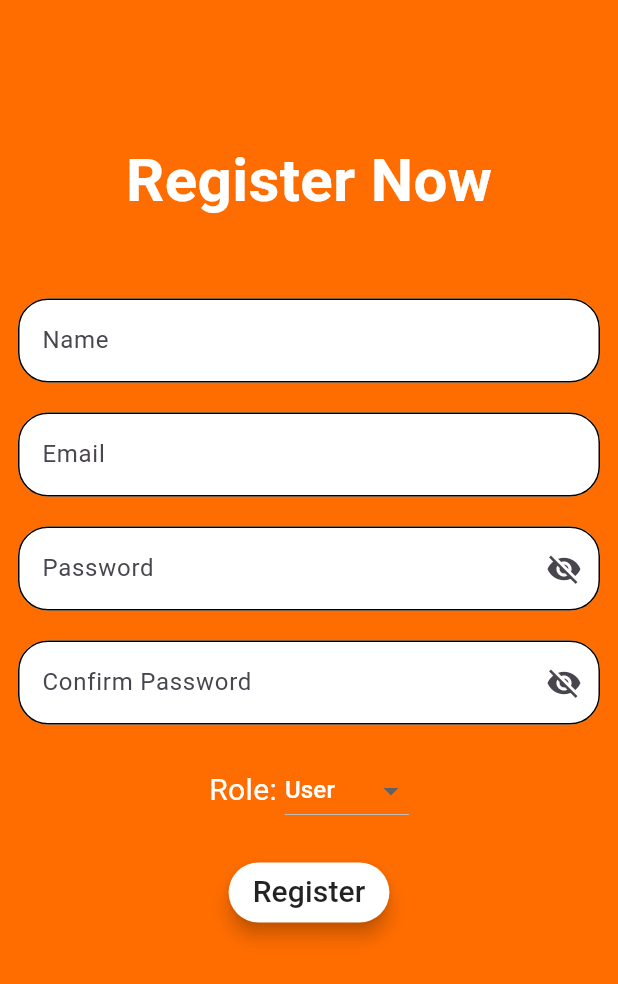
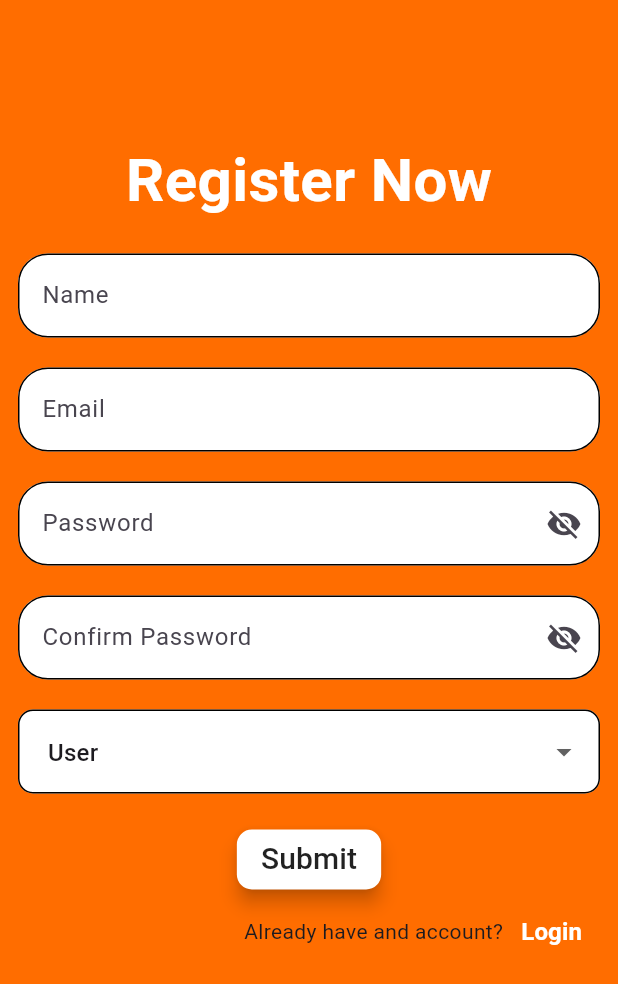
Before and after one commit to MasumBillah00/Task_management_system, a Flutter app: the Register screen opened directly, on a phone screen of 412 x 824 dp. Shown: the top 984 px of the screen. Run offline on Flutter 3.47's test engine with Material 3 defaults, Android fonts, the phone set to English and light mode, and no system bars; our stand-ins replace bloc, cloud_firestore, connectivity_plus, equatable, firebase_auth, firebase_core and 3 more; accounts and stored records are empty.

```diff
--- a/lib/screens/login_registration/register.dart
+++ b/lib/screens/login_registration/register.dart
@@ -313,6 +313,8 @@ class Register extends StatefulWidget {
 }
 
 class RegisterState extends State<Register> {
+  FocusNode _focusNode = FocusNode();
+  EdgeInsetsGeometry _padding = const EdgeInsets.all(16);
   bool showProgress = false;
 
   final _formKey = GlobalKey<FormState>();
@@ -328,9 +330,66 @@ class RegisterState extends State<Register> {
   var _currentItemSelected = "User";
   var role = "User";
 
+  void initState() {
+    super.initState();
+    _focusNode.addListener(() {
+      setState(() {
+        if (_focusNode.hasFocus) {
+          _padding = const EdgeInsets.all(2); // Increase padding on focus
+        } else {
+          _padding = const EdgeInsets.all(12); // Default padding
+        }
+      });
+    });
+  }
+
+  @override
+  void dispose() {
+    _focusNode.dispose();
+    super.dispose();
+  }
+
+  void signUp(String email, String password, String role) async {
+    try {
+      await _auth.createUserWithEmailAndPassword(
+        email: email,
+        password: password,
+      );
+      await postDetailsToFirestore(email, role);
+    } on FirebaseAuthException catch (e) {
+      setState(() {
+        showProgress = false;
+      });
+      String errorMessage = e.code == 'email-already-in-use' ? "Email already in use" : "An error occurred";
+      ScaffoldMessenger.of(context).showSnackBar(SnackBar(content: Text(errorMessage)));
+    }
+  }
+
+  Future<void> postDetailsToFirestore(String email, String role) async {
+    User? user = _auth.currentUser;
+    if (user == null) {
+      ScaffoldMessenger.of(context).showSnackBar(const SnackBar(content: Text("User is not logged in.")));
+      return;
+    }
+    await FirebaseFirestore.instance.collection('users').doc(user.uid).set({
+      'name': nameController.text,
+      'email': email,
+      'role': role,
+      'uid': user.uid,
+    });
+    setState(() {
+      showProgress = false;
+    });
+    Navigator.pushReplacement(
+      context,
+      MaterialPageRoute(builder: (context) => LoginPage()), // Ensure LoginPage is defined
+    );
+  }
+
   @override
   Widget build(BuildContext context) {
-    return Scaffold(
+    return SafeArea(
+      child: Scaffold(
         backgroundColor: Colors.orange[900],
         body: SingleChildScrollView(
           child: Column(
@@ -355,7 +414,7 @@ class RegisterState extends State<Register> {
                               fontSize: 40,
                             ),
                           ),
-                        const SizedBox(height: 50),
+                          const SizedBox(height: 20),
                           buildTextField("Name", nameController, false, null),
                           const SizedBox(height: 20),
                           buildTextField(
@@ -403,8 +462,7 @@ class RegisterState extends State<Register> {
                           roleSelection(),
                           const SizedBox(height: 20),
                           MaterialButton(
-                          shape: RoundedRectangleBorder(
-                              borderRadius: BorderRadius.circular(20.0)),
+                            shape: RoundedRectangleBorder(borderRadius: BorderRadius.circular(10.0)),
                             elevation: 5.0,
                             height: 40,
                             onPressed: () {
@@ -425,11 +483,34 @@ class RegisterState extends State<Register> {
                                     color: Colors.orange,
                                   )
                                 : const Text(
-                            "Register",
+                                    "Submit",
                                     style: TextStyle(fontSize: 20),
                                   ),
                           ),
-                        const SizedBox(height: 20),
+
+                          // const SizedBox(height: 20),
+
+                          Row(
+                            mainAxisAlignment: MainAxisAlignment.end,
+                            children: [
+                              const Text('Already have and account?'),
+                              TextButton(
+                                  onPressed: () {
+                                    Navigator.pushReplacement(
+                                      context,
+                                      MaterialPageRoute(builder: (context) => LoginPage()),
+                                    );
+                                  },
+                                  child: const Text(
+                                    'Login',
+                                    style: TextStyle(
+                                      color: Colors.white,
+                                      fontSize: 16,
+                                      fontWeight: FontWeight.w700,
+                                    ),
+                                  )),
+                            ],
+                          )
                         ],
                       ),
                     ),
@@ -439,11 +520,11 @@ class RegisterState extends State<Register> {
             ],
           ),
         ),
+      ),
     );
   }
 
-  Widget buildTextField(String label, TextEditingController controller, bool isPassword,
-      String? Function(String?)? validator) {
+  Widget buildTextField(String label, TextEditingController controller, bool isPassword, String? Function(String?)? validator) {
     return TextFormField(
       controller: controller,
       obscureText: isPassword ? _isObscure : false,
@@ -462,86 +543,41 @@ class RegisterState extends State<Register> {
         fillColor: Colors.white,
         hintText: label,
         enabled: true,
-        focusedBorder:
-        OutlineInputBorder(borderRadius: BorderRadius.circular(20)),
-        enabledBorder:
-        OutlineInputBorder(borderRadius: BorderRadius.circular(20)),
+        focusedBorder: OutlineInputBorder(borderRadius: BorderRadius.circular(20)),
+        enabledBorder: OutlineInputBorder(borderRadius: BorderRadius.circular(20)),
       ),
-      validator: validator ??
-              (value) => value == null || value.isEmpty
-              ? "$label cannot be empty"
-              : null,
+      validator: validator ?? (value) => value == null || value.isEmpty ? "$label cannot be empty" : null,
     );
   }
 
   Widget roleSelection() {
-    return Row(
-      mainAxisAlignment: MainAxisAlignment.center,
-      children: [
-        const Text(
-          "Role: ",
-          style: TextStyle(color: Colors.white, fontSize: 20),
+    return DropdownButtonFormField<String>(
+      decoration: InputDecoration(
+        filled: true,
+        fillColor: Colors.white,
+        hintText: "Select Role",
+        contentPadding: _padding,
+        enabledBorder: OutlineInputBorder(
+          borderRadius: BorderRadius.circular(10),
         ),
-        DropdownButton<String>(
-          dropdownColor: Colors.orange,
+        focusedBorder: OutlineInputBorder(
+          borderRadius: BorderRadius.circular(10),
+        ),
+      ),
       value: _currentItemSelected,
-          items: options.map((String role) {
-            return DropdownMenuItem(
-              value: role,
-              child: Text(
-                role,
-                style: const TextStyle(color: Colors.white),
-              ),
-            );
-          }).toList(),
       onChanged: (value) {
         setState(() {
           _currentItemSelected = value!;
           role = value;
         });
       },
-        ),
-      ],
+      items: options.map((String role) {
+        return DropdownMenuItem(
+          value: role,
+          child: Text(role),
         );
-  }
-
-  void signUp(String email, String password, String role) async {
-    try {
-      await _auth.createUserWithEmailAndPassword(
-        email: email,
-        password: password,
-      );
-      await postDetailsToFirestore(email, role);
-    } on FirebaseAuthException catch (e) {
-      setState(() {
-        showProgress = false;
-      });
-      String errorMessage =
-      e.code == 'email-already-in-use' ? "Email already in use" : "An error occurred";
-      ScaffoldMessenger.of(context)
-          .showSnackBar(SnackBar(content: Text(errorMessage)));
-    }
-  }
-
-  Future<void> postDetailsToFirestore(String email, String role) async {
-    User? user = _auth.currentUser;
-    if (user == null) {
-      ScaffoldMessenger.of(context)
-          .showSnackBar(SnackBar(content: const Text("User is not logged in.")));
-      return;
-    }
-    await FirebaseFirestore.instance.collection('users').doc(user.uid).set({
-      'name': nameController.text,
-      'email': email,
-      'role': role,
-      'uid': user.uid,
-    });
-    setState(() {
-      showProgress = false;
-    });
-    Navigator.pushReplacement(
-      context,
-      MaterialPageRoute(builder: (context) => LoginPage()), // Ensure LoginPage is defined
+      }).toList(),
+      validator: (value) => value == null || value.isEmpty ? "Please select a role" : null,
     );
   }
 }
--- a/pubspec.yaml
+++ b/pubspec.yaml
@@ -46,7 +46,7 @@ dependencies:
   flutter_bloc: ^8.1.6
   connectivity_plus: ^4.0.0
   equatable: ^2.0.5
-
+  flutter_charts: ^0.5.2
 
 dev_dependencies:
   flutter_test:
```
Also changed, not shown: lib/screens/home.dart (+13 -0 lines), lib/screens/login_registration/loginpage.dart (+47 -39 lines), lib/screens/task_screen/progressscreen.dart (added, +92 -0 lines), pubspec.lock. Lines whose indentation alone changed are shown as unchanged.
